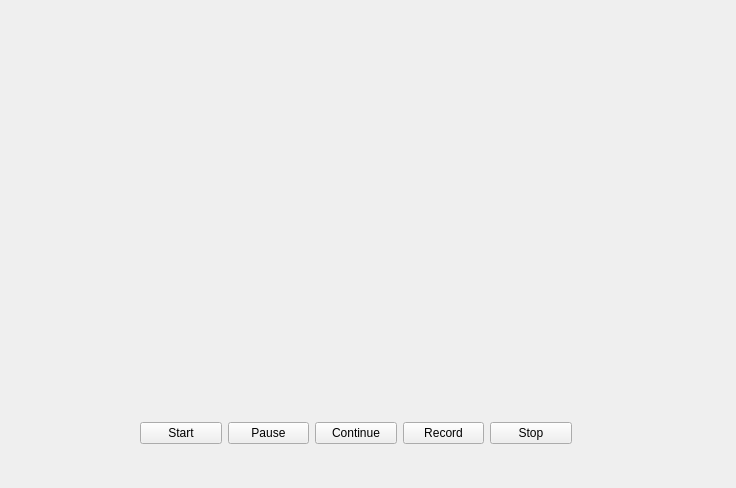
Old version of the form videocall.ui in the repository omercankilic/V_ChatApp.
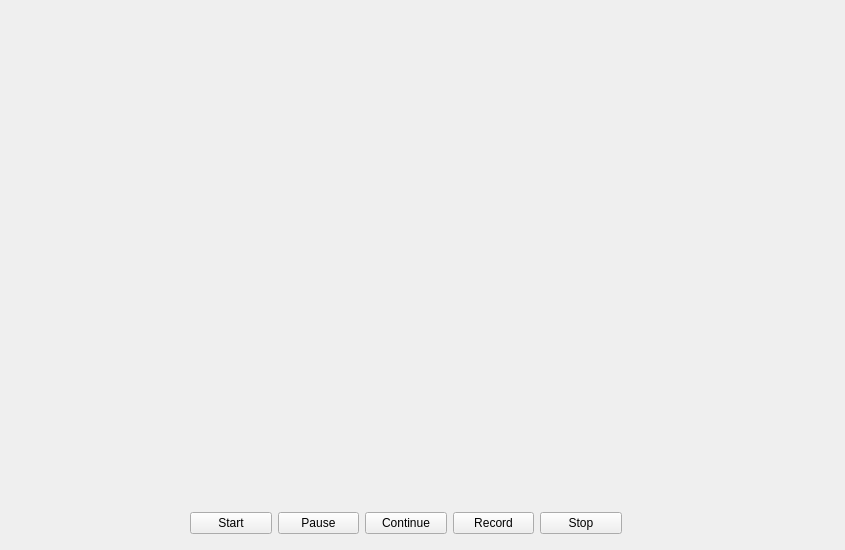
New version of the form.

The edit to the form file:
```diff
--- a/videocall.ui
+++ b/videocall.ui
@@ -6,8 +6,8 @@
    <rect>
     <x>0</x>
     <y>0</y>
-    <width>736</width>
-    <height>488</height>
+    <width>845</width>
+    <height>550</height>
    </rect>
   </property>
   <property name="windowTitle">
@@ -16,8 +16,8 @@
   <widget class="QWidget" name="layoutWidget">
    <property name="geometry">
     <rect>
-     <x>140</x>
-     <y>420</y>
+     <x>190</x>
+     <y>510</y>
      <width>432</width>
      <height>27</height>
     </rect>
@@ -63,10 +63,10 @@
   <widget class="QLabel" name="image_lbl">
    <property name="geometry">
     <rect>
-     <x>30</x>
+     <x>80</x>
      <y>20</y>
      <width>640</width>
-     <height>351</height>
+     <height>480</height>
     </rect>
    </property>
    <property name="text">
```
